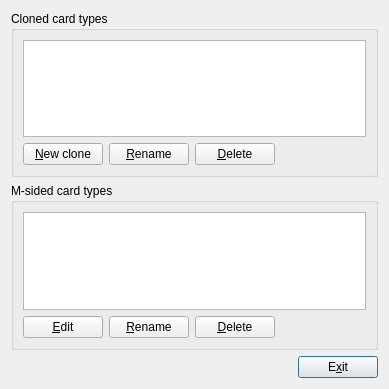
First picture: the form in mnemosyne/pyqt_ui/manage_card_types_dlg.ui, repository mnemosyne-proj/mnemosyne, before the edit.
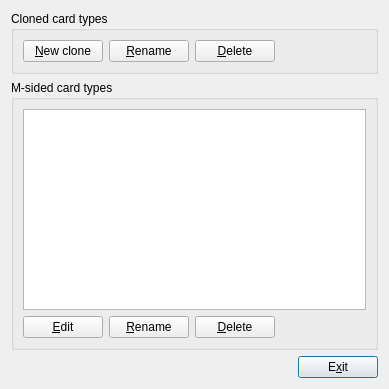
Second picture: the form after the edit.

The edit to the form file:
```diff
--- a/mnemosyne/pyqt_ui/manage_card_types_dlg.ui
+++ b/mnemosyne/pyqt_ui/manage_card_types_dlg.ui
@@ -27,10 +27,8 @@
        <property name="title">
         <string>Cloned card types</string>
        </property>
-       <layout class="QVBoxLayout" name="verticalLayout_2">
-        <item>
-         <widget class="QListWidget" name="cloned_card_types"/>
-        </item>
+       <layout class="QVBoxLayout" name="vertical_layout_clones">
+
         <item>
          <layout class="QHBoxLayout" name="horizontalLayout_3">
           <item>
@@ -79,7 +77,7 @@
        </property>
        <layout class="QVBoxLayout" name="verticalLayout">
         <item>
-         <widget class="QListWidget" name="M_sided_card_types"/>
+        <widget class="QListWidget" name="M_sided_card_types"/>
         </item>
         <item>
          <layout class="QHBoxLayout" name="horizontalLayout">
```
Left out of the diff: 34 changed lines with no effect on the pictures.
